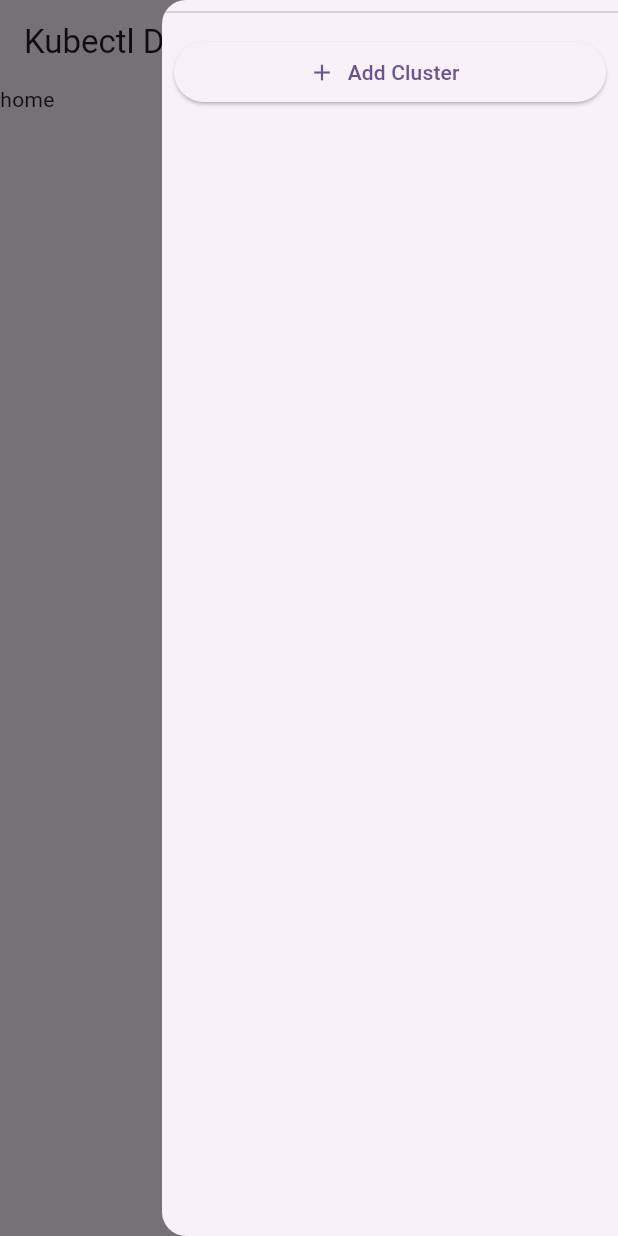
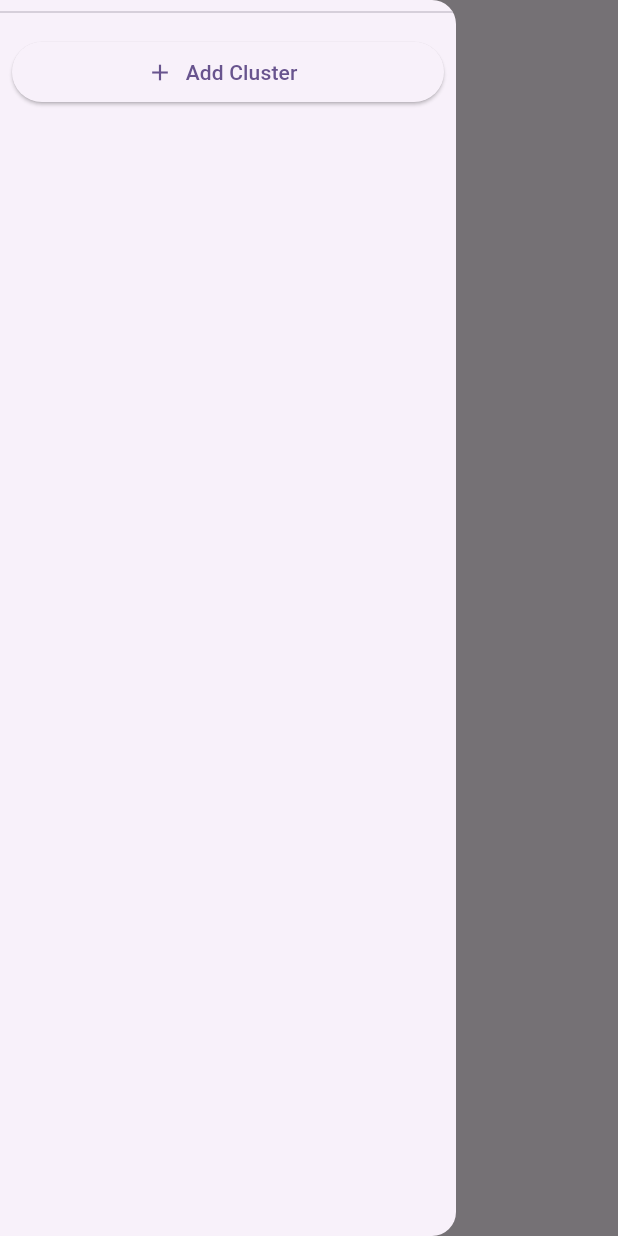
Before and after one commit to m3talsmith/kubectl_dashboard, a Flutter app: the screen it shows after launch, with the side drawer open, on a phone screen of 412 x 824 dp. Run offline on Flutter 3.47's test engine with Material 3 defaults, Android fonts, the phone set to English and light mode, and no system bars; our stand-ins replace flutter_riverpod, yaml; missing offline and left inert: desktop_window, kubeconfig, yaml_writer.

Commit message:
Add fullscreen mode

```diff
--- a/lib/app.dart
+++ b/lib/app.dart
@@ -1,7 +1,11 @@
+import 'dart:io';
+
+import 'package:desktop_window/desktop_window.dart';
 import 'package:flutter/material.dart';
 import 'package:flutter_riverpod/flutter_riverpod.dart';
 import 'package:kubectl_dashboard/app/config.dart';
 import 'package:kubectl_dashboard/app/app_drawer.dart';
+import 'package:kubectl_dashboard/window_providers.dart';
 
 import 'app/config/providers.dart';
 
@@ -24,12 +28,28 @@ class App extends ConsumerWidget {
         colorScheme: ColorScheme.fromSeed(seedColor: Colors.deepPurple),
       ),
       home: Builder(builder: (context) {
+        final fullscreen = ref.watch(fullscreenProvider);
+
         return Scaffold(
           appBar: AppBar(
             title: const Text('Kubectl Dashboard'),
+            actions: [
+              if (Platform.isLinux || Platform.isMacOS || Platform.isWindows)
+                Padding(
+                  padding: const EdgeInsets.all(8.0),
+                  child: IconButton(
+                      onPressed: () {
+                        DesktopWindow.setFullScreen(!fullscreen);
+                        ref.watch(fullscreenProvider.notifier).state = !fullscreen;
+                      },
+                      icon: Icon(fullscreen
+                          ? Icons.fullscreen_exit_rounded
+                          : Icons.fullscreen_rounded)),
+                )
+            ],
           ),
           body: const Text('home'),
-          endDrawer: const AppDrawer(),
+          drawer: const AppDrawer(),
         );
       }),
     );
--- /dev/null
+++ b/lib/window_providers.dart
@@ -0,0 +1,3 @@
+import 'package:flutter_riverpod/flutter_riverpod.dart';
+
+final fullscreenProvider = StateProvider((ref) => false,);
```
Also changed, not shown: lib/main.dart (+15 -4 lines).
